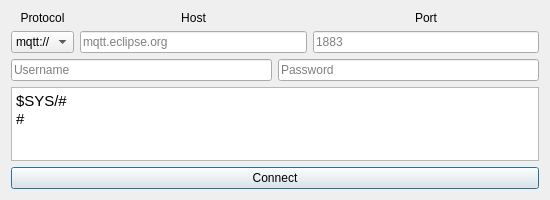
Old version of the form src/connectserver.ui in the repository Keprt-Ondrej/VUT_ICP.
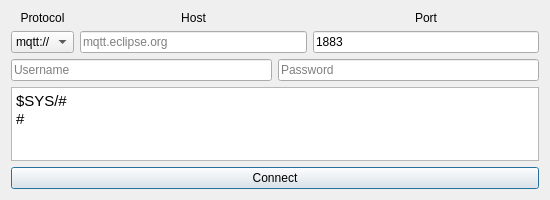
New version of the form.

Commit message: hardoced port

Diff of the .ui file:
```diff
--- a/src/connectserver.ui
+++ b/src/connectserver.ui
@@ -128,6 +128,9 @@
      </item>
      <item>
       <widget class="QLineEdit" name="Port">
+       <property name="text">
+        <string>1883</string>
+       </property>
        <property name="placeholderText">
         <string>1883</string>
        </property>
```
The commit also changes 1 other file.
